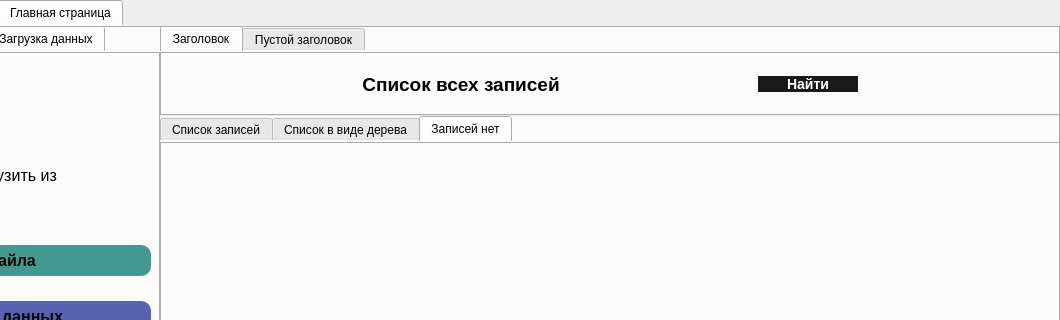
Above: lab_2/ui/main_window.ui from Artemdjdj/PPOIS_4 before the change; both pictures show x 140 to 1200 and y 0 to 320 of the 1200 by 758 pixel window. Below: the same form after it.
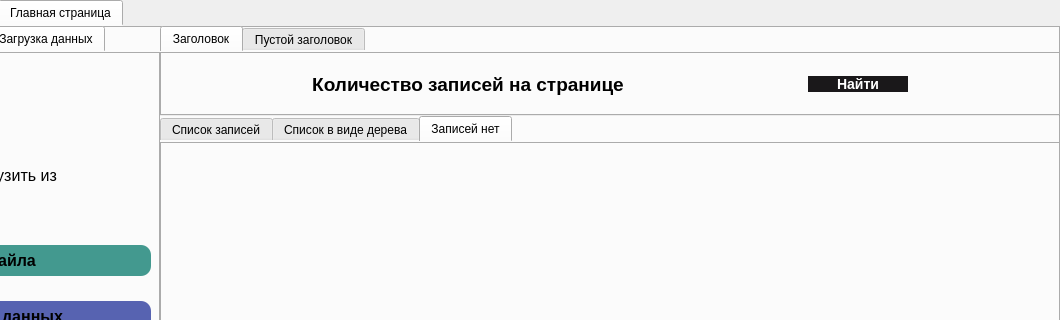
That is the form after the change. The open tabs and pages were chosen to show the change. Icons and pictures are not drawn.

Commit message: [fix] logic when leave from app

Diff of the .ui file:
```diff
--- a/lab_2/ui/main_window.ui
+++ b/lab_2/ui/main_window.ui
@@ -1447,18 +1447,54 @@
                                     </font>
                                    </property>
                                    <property name="text">
-                                    <string>Список всех записей</string>
+                                    <string>Количество записей на странице</string>
                                    </property>
                                    <property name="alignment">
                                     <set>Qt::AlignmentFlag::AlignCenter</set>
                                    </property>
                                   </widget>
                                  </item>
+                                 <item>
+                                  <spacer name="horizontalSpacer_9">
+                                   <property name="orientation">
+                                    <enum>Qt::Orientation::Horizontal</enum>
+                                   </property>
+                                   <property name="sizeType">
+                                    <enum>QSizePolicy::Policy::Minimum</enum>
+                                   </property>
+                                   <property name="sizeHint" stdset="0">
+                                    <size>
+                                     <width>20</width>
+                                     <height>20</height>
+                                    </size>
+                                   </property>
+                                  </spacer>
+                                 </item>
+                                 <item>
+                                  <widget class="QLabel" name="label_count_records">
+                                   <property name="font">
+                                    <font>
+                                     <family>Arial</family>
+                                     <pointsize>14</pointsize>
+                                     <bold>false</bold>
+                                    </font>
+                                   </property>
+                                   <property name="styleSheet">
+                                    <string notr="true">color:rgb(255, 255, 255);</string>
+                                   </property>
+                                   <property name="text">
+                                    <string/>
+                                   </property>
+                                  </widget>
+                                 </item>
                                  <item>
                                   <spacer name="horizontalSpacer_5">
                                    <property name="orientation">
                                     <enum>Qt::Orientation::Horizontal</enum>
                                    </property>
+                                   <property name="sizeType">
+                                    <enum>QSizePolicy::Policy::Expanding</enum>
+                                   </property>
                                    <property name="sizeHint" stdset="0">
                                     <size>
                                      <width>40</width>
```
Left out of the diff: 2 changed lines with no effect on the pictures. The commit also changes 2 other files.
